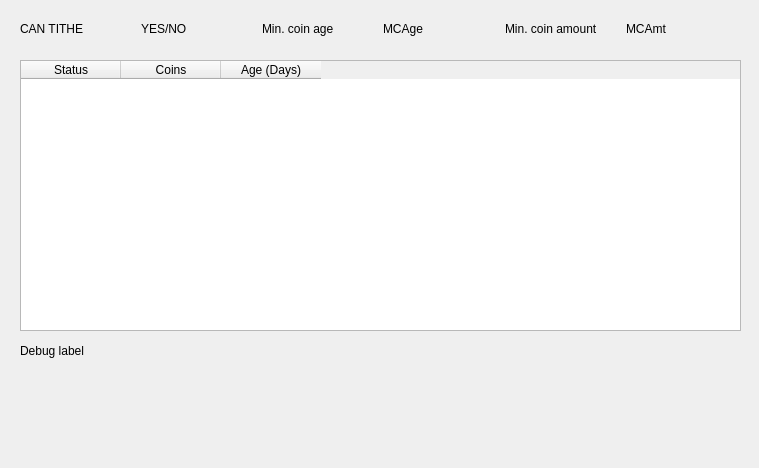
Old version of the form src/qt/forms/pogcoinreport.ui in the repository biblepay/biblepay_legacy.
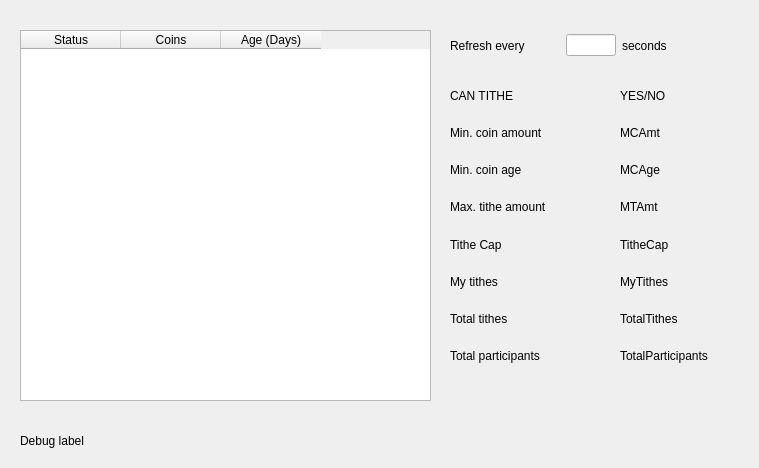
New version of the form.

Commit message: more variables, table adjustment

The edit to the form file:
```diff
--- a/src/qt/forms/pogcoinreport.ui
+++ b/src/qt/forms/pogcoinreport.ui
@@ -23,9 +23,9 @@
    <property name="geometry">
     <rect>
      <x>20</x>
-     <y>60</y>
-     <width>721</width>
-     <height>271</height>
+     <y>30</y>
+     <width>411</width>
+     <height>371</height>
     </rect>
    </property>
    <column>
@@ -47,13 +47,13 @@
   <widget class="QWidget" name="layoutWidget">
    <property name="geometry">
     <rect>
-     <x>20</x>
-     <y>20</y>
-     <width>721</width>
-     <height>18</height>
+     <x>450</x>
+     <y>80</y>
+     <width>161</width>
+     <height>291</height>
     </rect>
    </property>
-   <layout class="QHBoxLayout" name="horizontalLayout">
+   <layout class="QVBoxLayout" name="verticalLayout">
     <item>
      <widget class="QLabel" name="label">
       <property name="text">
@@ -61,27 +61,6 @@
       </property>
      </widget>
     </item>
-    <item>
-     <widget class="QLabel" name="label_canTithe">
-      <property name="text">
-       <string>YES/NO</string>
-      </property>
-     </widget>
-    </item>
-    <item>
-     <widget class="QLabel" name="label_3">
-      <property name="text">
-       <string>Min. coin age</string>
-      </property>
-     </widget>
-    </item>
-    <item>
-     <widget class="QLabel" name="label_coinAge">
-      <property name="text">
-       <string>MCAge</string>
-      </property>
-     </widget>
-    </item>
     <item>
      <widget class="QLabel" name="label_5">
       <property name="text">
@@ -90,9 +69,44 @@
      </widget>
     </item>
     <item>
-     <widget class="QLabel" name="label_coinAmount">
+     <widget class="QLabel" name="label_3">
       <property name="text">
-       <string>MCAmt</string>
+       <string>Min. coin age</string>
+      </property>
+     </widget>
+    </item>
+    <item>
+     <widget class="QLabel" name="label_6">
+      <property name="text">
+       <string>Max. tithe amount</string>
+      </property>
+     </widget>
+    </item>
+    <item>
+     <widget class="QLabel" name="label_7">
+      <property name="text">
+       <string>Tithe Cap</string>
+      </property>
+     </widget>
+    </item>
+    <item>
+     <widget class="QLabel" name="label_9">
+      <property name="text">
+       <string>My tithes</string>
+      </property>
+     </widget>
+    </item>
+    <item>
+     <widget class="QLabel" name="label_8">
+      <property name="text">
+       <string>Total tithes</string>
+      </property>
+     </widget>
+    </item>
+    <item>
+     <widget class="QLabel" name="label_10">
+      <property name="text">
+       <string>Total participants</string>
       </property>
      </widget>
     </item>
@@ -102,7 +116,7 @@
    <property name="geometry">
     <rect>
      <x>20</x>
-     <y>340</y>
+     <y>430</y>
      <width>711</width>
      <height>21</height>
     </rect>
@@ -111,6 +125,110 @@
     <string>Debug label</string>
    </property>
   </widget>
+  <widget class="QWidget" name="horizontalLayoutWidget">
+   <property name="geometry">
+    <rect>
+     <x>450</x>
+     <y>30</y>
+     <width>281</width>
+     <height>31</height>
+    </rect>
+   </property>
+   <layout class="QHBoxLayout" name="horizontalLayout_2">
+    <item>
+     <widget class="QLabel" name="label_4">
+      <property name="text">
+       <string>Refresh every</string>
+      </property>
+     </widget>
+    </item>
+    <item>
+     <widget class="QLineEdit" name="editAutorefreshSeconds">
+      <property name="maximumSize">
+       <size>
+        <width>50</width>
+        <height>16777215</height>
+       </size>
+      </property>
+     </widget>
+    </item>
+    <item>
+     <widget class="QLabel" name="label_2">
+      <property name="text">
+       <string>seconds</string>
+      </property>
+     </widget>
+    </item>
+   </layout>
+  </widget>
+  <widget class="QWidget" name="verticalLayoutWidget">
+   <property name="geometry">
+    <rect>
+     <x>620</x>
+     <y>80</y>
+     <width>105</width>
+     <height>291</height>
+    </rect>
+   </property>
+   <layout class="QVBoxLayout" name="verticalLayout_2">
+    <item>
+     <widget class="QLabel" name="label_canTithe">
+      <property name="text">
+       <string>YES/NO</string>
+      </property>
+     </widget>
+    </item>
+    <item>
+     <widget class="QLabel" name="label_coinAmount">
+      <property name="text">
+       <string>MCAmt</string>
+      </property>
+     </widget>
+    </item>
+    <item>
+     <widget class="QLabel" name="label_coinAge">
+      <property name="text">
+       <string>MCAge</string>
+      </property>
+     </widget>
+    </item>
+    <item>
+     <widget class="QLabel" name="label_maxTitheAmt">
+      <property name="text">
+       <string>MTAmt</string>
+      </property>
+     </widget>
+    </item>
+    <item>
+     <widget class="QLabel" name="label_TitheCap">
+      <property name="text">
+       <string>TitheCap</string>
+      </property>
+     </widget>
+    </item>
+    <item>
+     <widget class="QLabel" name="label_MyTithes">
+      <property name="text">
+       <string>MyTithes</string>
+      </property>
+     </widget>
+    </item>
+    <item>
+     <widget class="QLabel" name="label_TotalTithes">
+      <property name="text">
+       <string>TotalTithes</string>
+      </property>
+     </widget>
+    </item>
+    <item>
+     <widget class="QLabel" name="label_TotalParticipants">
+      <property name="text">
+       <string>TotalParticipants</string>
+      </property>
+     </widget>
+    </item>
+   </layout>
+  </widget>
  </widget>
  <resources/>
  <connections/>
```
The commit also changes 2 other files.
